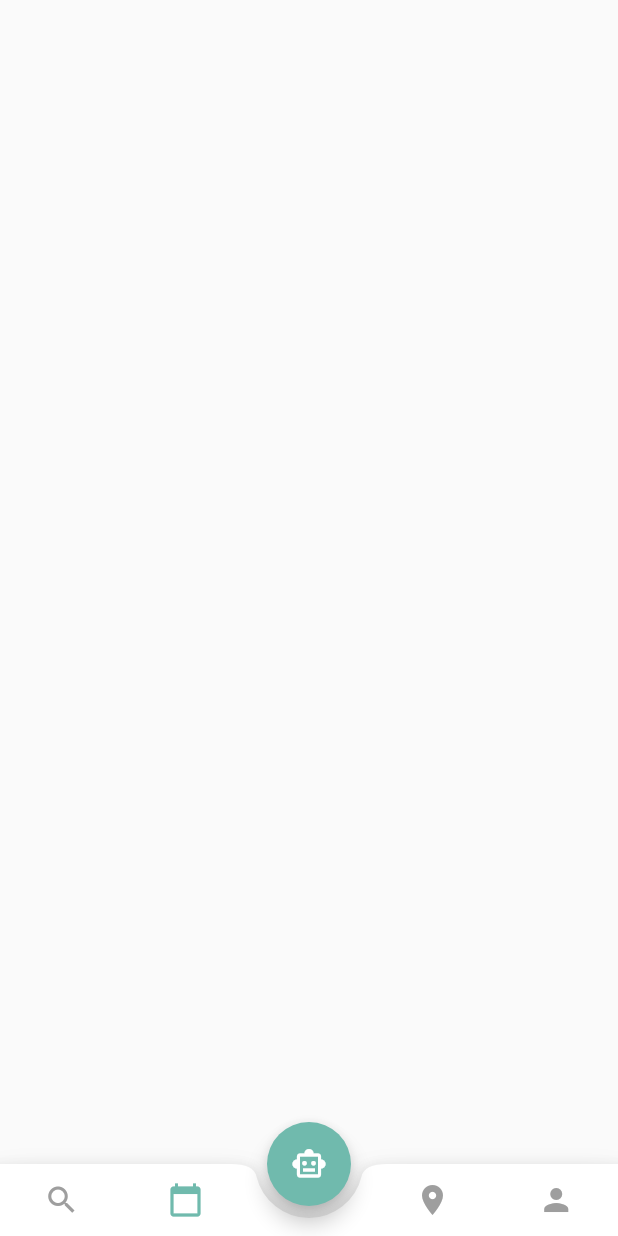
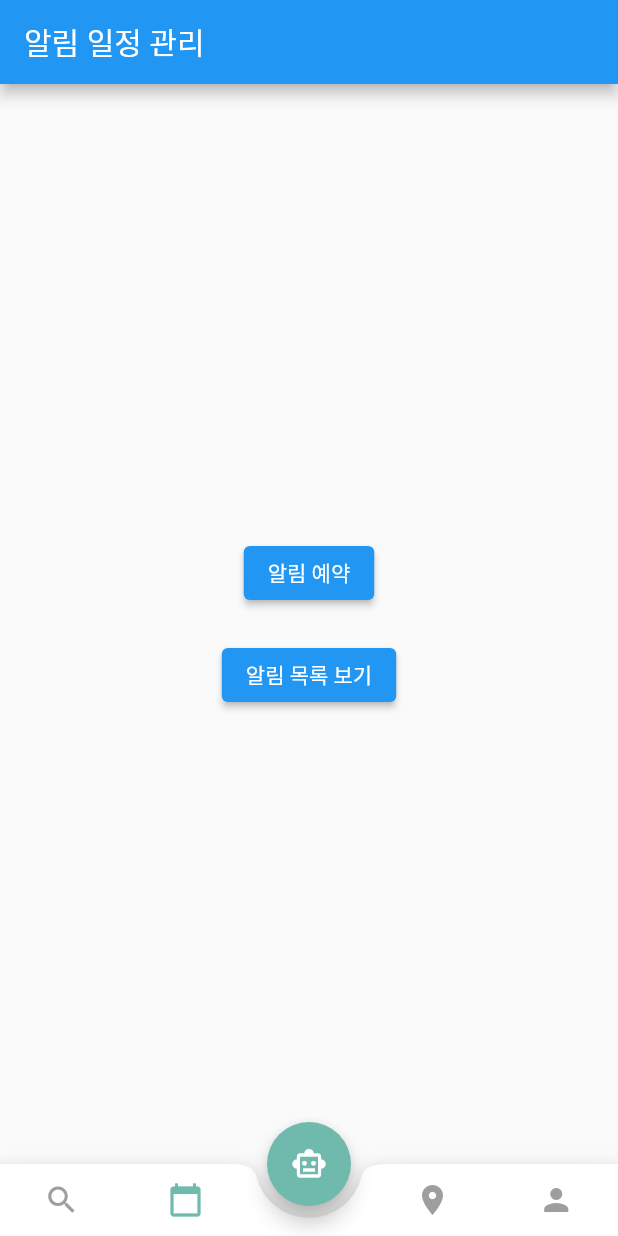
Before and after one commit to hhs0579/medicine, a Flutter app: the screen it shows once a user with an empty profile is signed in, item 2 of the bottom bar chosen, on a phone screen of 412 x 824 dp. Run offline on Flutter 3.47's test engine with Material 2 defaults, Android fonts, the phone set to English and light mode, and no system bars; our stand-ins replace cloud_firestore, firebase_auth, firebase_core, flutter_local_notifications, google_sign_in, timezone; missing offline and left inert: flutter_inappwebview; accounts and stored records are empty; project files that could hold a hidden picture were left out.

Commit message:
23.09.09 알림

```diff
--- a/lib/bottom.dart
+++ b/lib/bottom.dart
@@ -1,9 +1,11 @@
 import 'package:flutter/material.dart';
 import 'package:medicine/color.dart';
+import 'package:medicine/pages/alarm/view.dart';
 import 'package:medicine/pages/gpt/question.dart';
 import 'package:medicine/pages/map/view.dart';
 import 'package:medicine/pages/profile/view.dart';
 import 'package:medicine/pages/search/1.dart';
+import 'package:medicine/pages/alarm/view.dart';
 
 class MyBottomNavigationBar extends StatefulWidget {
   final int initialIndex;
@@ -38,7 +40,7 @@ class _MyBottomNavigationBarState extends State<MyBottomNavigationBar> {
         index: _selectedIndex,
         children: [
           const SearchPage(),
-          Container(),
+          const MyAlarm(),
           const Question(),
           const MapPage(),
           const MyPage()
--- /dev/null
+++ b/lib/pages/alarm/view.dart
@@ -0,0 +1,161 @@
+import 'package:flutter/material.dart';
+import 'package:flutter_local_notifications/flutter_local_notifications.dart';
+import 'package:timezone/data/latest.dart' as tz;
+import 'package:timezone/timezone.dart' as tz;
+import 'package:flutter_local_notifications/flutter_local_notifications.dart';
+
+class MyAlarm extends StatefulWidget {
+  const MyAlarm({Key? key}) : super(key: key);
+
+  @override
+  _MyAlarmState createState() => _MyAlarmState();
+}
+
+class _MyAlarmState extends State<MyAlarm> {
+  FlutterLocalNotificationsPlugin flutterLocalNotificationsPlugin =
+      FlutterLocalNotificationsPlugin();
+  List<Alarm> alarms = [];
+  bool showAlarmList = false;
+
+  @override
+  void initState() {
+    super.initState();
+    tz.initializeTimeZones();
+    var initializationSettingsAndroid =
+        AndroidInitializationSettings('@mipmap/ic_launcher');
+    var initializationSettings =
+        InitializationSettings(android: initializationSettingsAndroid);
+    flutterLocalNotificationsPlugin.initialize(initializationSettings);
+  }
+
+  Future<void> _scheduleNotification(Alarm alarm) async {
+    DateTime now = DateTime.now();
+    DateTime scheduledTime = DateTime(
+      now.year,
+      now.month,
+      now.day,
+      alarm.time.hour,
+      alarm.time.minute,
+    );
+
+    while (scheduledTime.isBefore(now)) {
+      scheduledTime = scheduledTime.add(Duration(days: 1));
+    }
+
+    try {
+      var androidPlatformChannelSpecifics = AndroidNotificationDetails(
+        'channel_id',
+        'Channel Name',
+        importance: Importance.max,
+        priority: Priority.high,
+      );
+
+      var platformChannelSpecifics = NotificationDetails(
+        android: androidPlatformChannelSpecifics,
+      );
+
+      await flutterLocalNotificationsPlugin.zonedSchedule(
+        alarm.hashCode, // Use a unique ID for each alarm
+        '알림',
+        '알림이 설정된 시간입니다.',
+        tz.TZDateTime.from(scheduledTime, tz.local),
+      platformChannelSpecifics,
+      uiLocalNotificationDateInterpretation:
+          UILocalNotificationDateInterpretation.absoluteTime,
+      androidAllowWhileIdle: true,
+    );
+
+      setState(() {
+        alarms.add(alarm);
+      });
+    } catch (e) {
+      print('알림 예약 중 오류 발생: $e');
+    }
+  }
+
+  Future<void> _showTimePicker(BuildContext context) async {
+    final TimeOfDay? pickedTime = await showTimePicker(
+      context: context,
+      initialTime: TimeOfDay.now(),
+    );
+
+    if (pickedTime != null) {
+      final alarm = Alarm(time: pickedTime);
+      _scheduleNotification(alarm);
+    }
+  }
+
+  Widget _buildAlarmList() {
+    return Column(
+      crossAxisAlignment: CrossAxisAlignment.start,
+      children: [
+        Text(
+          '알림 목록',
+          style: TextStyle(
+            fontSize: 18,
+            fontWeight: FontWeight.bold,
+          ),
+        ),
+        SizedBox(height: 8),
+        if (alarms.isEmpty)
+          Text('등록된 알림이 없습니다.')
+        else
+          ...alarms.map(
+            (alarm) => ListTile(
+              title: Text('알림 시간: ${alarm.time.format(context)}'),
+              trailing: IconButton(
+                icon: Icon(Icons.delete),
+                onPressed: () {
+                  _cancelNotification(alarm.hashCode);
+                },
+              ),
+            ),
+          ),
+      ],
+    );
+  }
+
+  Future<void> _cancelNotification(int id) async {
+    await flutterLocalNotificationsPlugin.cancel(id);
+
+    setState(() {
+      alarms.removeWhere((alarm) => alarm.hashCode == id);
+    });
+  }
+
+  @override
+  Widget build(BuildContext context) {
+    return Scaffold(
+      appBar: AppBar(
+        title: Text('알림 일정 관리'),
+      ),
+      body: Center(
+        child: Column(
+          mainAxisAlignment: MainAxisAlignment.center,
+          children: <Widget>[
+            ElevatedButton(
+              onPressed: () => _showTimePicker(context),
+              child: Text('알림 예약'),
+            ),
+            SizedBox(height: 20),
+            ElevatedButton(
+              onPressed: () {
+                setState(() {
+                  showAlarmList = !showAlarmList;
+                });
+              },
+              child: Text('알림 목록 ${showAlarmList ? '접기' : '보기'}'),
+            ),
+            if (showAlarmList) _buildAlarmList(),
+          ],
+        ),
+      ),
+    );
+  }
+}
+
+class Alarm {
+  final TimeOfDay time;
+
+  Alarm({required this.time});
+}
--- a/pubspec.yaml
+++ b/pubspec.yaml
@@ -44,6 +44,7 @@ dependencies:
   flutter_local_notifications:
   google_sign_in:
   flutter_inappwebview:
+  flutter_datetime_picker:
 dev_dependencies:
   flutter_test:
     sdk: flutter
```
Also changed, not shown: pubspec.lock, 1 other file.
